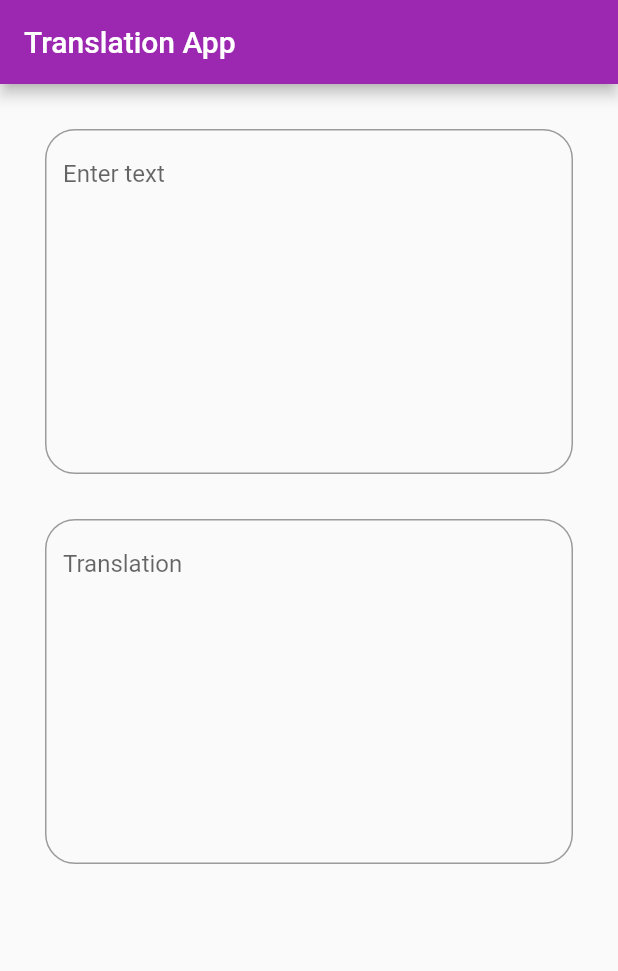
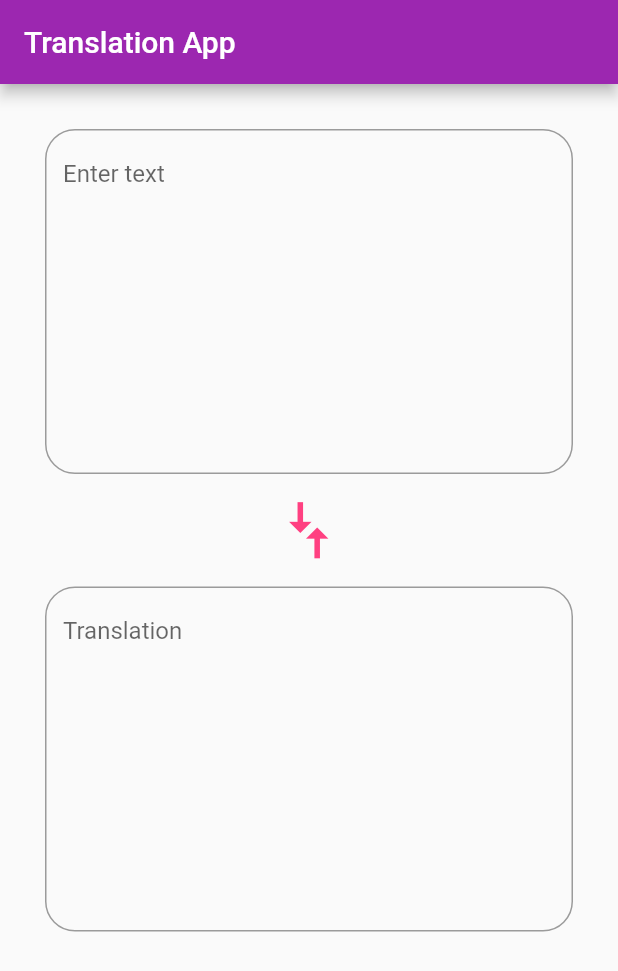
Before and after one commit to melishatrout/translation, a Flutter app: the screen it shows after launch, on a phone screen of 412 x 824 dp. Shown: the top 971 px of the screen. Run offline on Flutter 3.47's test engine with Material 2 defaults, Android fonts, the phone set to English and light mode, and no system bars.

```diff
--- a/lib/translation.dart
+++ b/lib/translation.dart
@@ -1,3 +1,5 @@
+import 'dart:math';
+
 import 'package:flutter/material.dart';
 
 /**
@@ -46,6 +48,16 @@ class _TranslationState extends State<Translation> {
                 maxLines: 10,
               ),
             ),
+            Container(
+              child: Transform.rotate(
+                angle: pi / 2.0,
+                child: Icon(
+                  Icons.compare_arrows_outlined,
+                  size: 45.0,
+                  color: Colors.pinkAccent,
+                ),
+              ),
+            ),
             Padding(
               padding: EdgeInsets.all(15),
               child: TextField(
@@ -58,7 +70,7 @@ class _TranslationState extends State<Translation> {
                 controller: _outputController,
                 maxLines: 10,
               ),
-            )
+            ),
           ],
         ),
       ),
```
